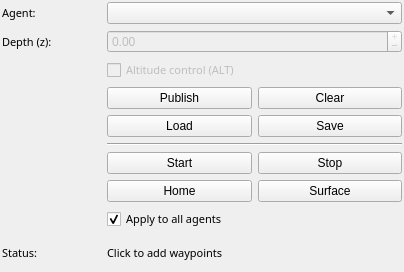
Qt form coug_mapviz/ui/coug_waypoints_config.ui (cougars-auv/coug_mapviz) before a commit.
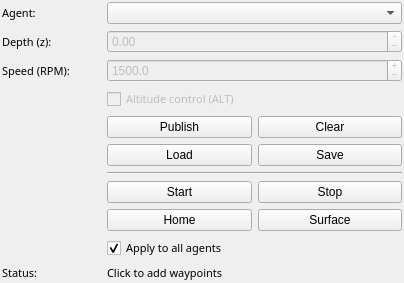
The same form after that commit.

Commit message: Add mission speed config

What changed in the file:
```diff
--- a/coug_mapviz/ui/coug_waypoints_config.ui
+++ b/coug_mapviz/ui/coug_waypoints_config.ui
@@ -98,8 +98,45 @@
         </widget>
       </item>
 
-      <!-- Row 2: Altitude Control Checkbox -->
+      <!-- Row 2: Selected Speed -->
+      <item row="2" column="0">
+        <widget class="QLabel" name="label_speed">
+          <property name="font">
+            <font>
+              <family>Sans Serif</family>
+              <pointsize>8</pointsize>
+            </font>
+          </property>
+          <property name="text">
+            <string>Speed (RPM):</string>
+          </property>
+        </widget>
+      </item>
       <item row="2" column="1" colspan="3">
+        <widget class="QDoubleSpinBox" name="speed_editor">
+          <property name="enabled">
+            <bool>false</bool>
+          </property>
+          <property name="decimals">
+            <number>1</number>
+          </property>
+          <property name="minimum">
+            <double>0.0</double>
+          </property>
+          <property name="maximum">
+            <double>1525.0</double>
+          </property>
+          <property name="value">
+            <double>1500.0</double>
+          </property>
+          <property name="buttonSymbols">
+            <enum>QAbstractSpinBox::PlusMinus</enum>
+          </property>
+        </widget>
+      </item>
+
+      <!-- Row 3: Altitude Control Checkbox -->
+      <item row="3" column="1" colspan="3">
         <widget class="QCheckBox" name="altitude_mode">
           <property name="font">
             <font>
@@ -116,8 +153,8 @@
         </widget>
       </item>
 
-      <!-- Row 3: Publish / Clear -->
-      <item row="3" column="1" colspan="3">
+      <!-- Row 4: Publish / Clear -->
+      <item row="4" column="1" colspan="3">
         <layout class="QHBoxLayout" name="horizontalLayout_pub_clear">
           <item>
             <widget class="QPushButton" name="publish">
@@ -136,8 +173,8 @@
         </layout>
       </item>
 
-      <!-- Row 4: Load / Save -->
-      <item row="4" column="1" colspan="3">
+      <!-- Row 5: Load / Save -->
+      <item row="5" column="1" colspan="3">
         <layout class="QHBoxLayout" name="horizontalLayout_file">
           <item>
             <widget class="QPushButton" name="load">
@@ -156,8 +193,8 @@
         </layout>
       </item>
 
-      <!-- Row 5: Separator -->
-      <item row="5" column="1" colspan="3">
+      <!-- Row 6: Separator -->
+      <item row="6" column="1" colspan="3">
         <widget class="QFrame" name="separator">
           <property name="frameShape">
             <enum>QFrame::HLine</enum>
@@ -168,8 +205,8 @@
         </widget>
       </item>
 
-      <!-- Row 6: Start / Stop -->
-      <item row="6" column="1" colspan="3">
+      <!-- Row 7: Start / Stop -->
+      <item row="7" column="1" colspan="3">
         <layout class="QHBoxLayout" name="horizontalLayout_start_stop">
           <item>
             <widget class="QPushButton" name="start">
@@ -188,8 +225,8 @@
         </layout>
       </item>
 
-      <!-- Row 7: Surface / Home -->
-      <item row="7" column="1" colspan="3">
+      <!-- Row 8: Surface / Home -->
+      <item row="8" column="1" colspan="3">
         <layout class="QHBoxLayout" name="horizontalLayout_surface_home">
           <item>
             <widget class="QPushButton" name="home">
@@ -208,8 +245,8 @@
         </layout>
       </item>
 
-      <!-- Row 8: Checkbox -->
-      <item row="8" column="1" colspan="3">
+      <!-- Row 9: Checkbox -->
+      <item row="9" column="1" colspan="3">
         <widget class="QCheckBox" name="apply_all">
           <property name="font">
             <font>
@@ -226,8 +263,8 @@
         </widget>
       </item>
 
-      <!-- Row 9: Status -->
-      <item row="9" column="0">
+      <!-- Row 10: Status -->
+      <item row="10" column="0">
         <widget class="QLabel" name="label_2">
           <property name="font">
             <font>
@@ -240,7 +277,7 @@
           </property>
         </widget>
       </item>
-      <item row="9" column="1" colspan="3">
+      <item row="10" column="1" colspan="3">
         <widget class="QLabel" name="status">
           <property name="font">
             <font>
```
The commit also changes 5 other files.
